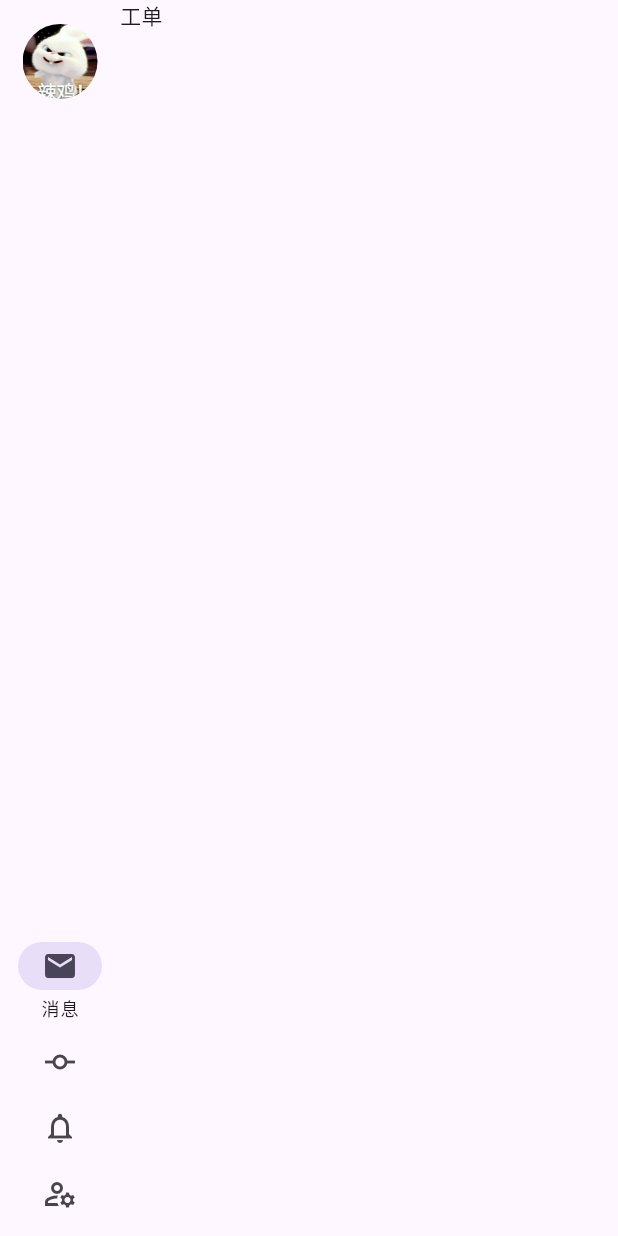
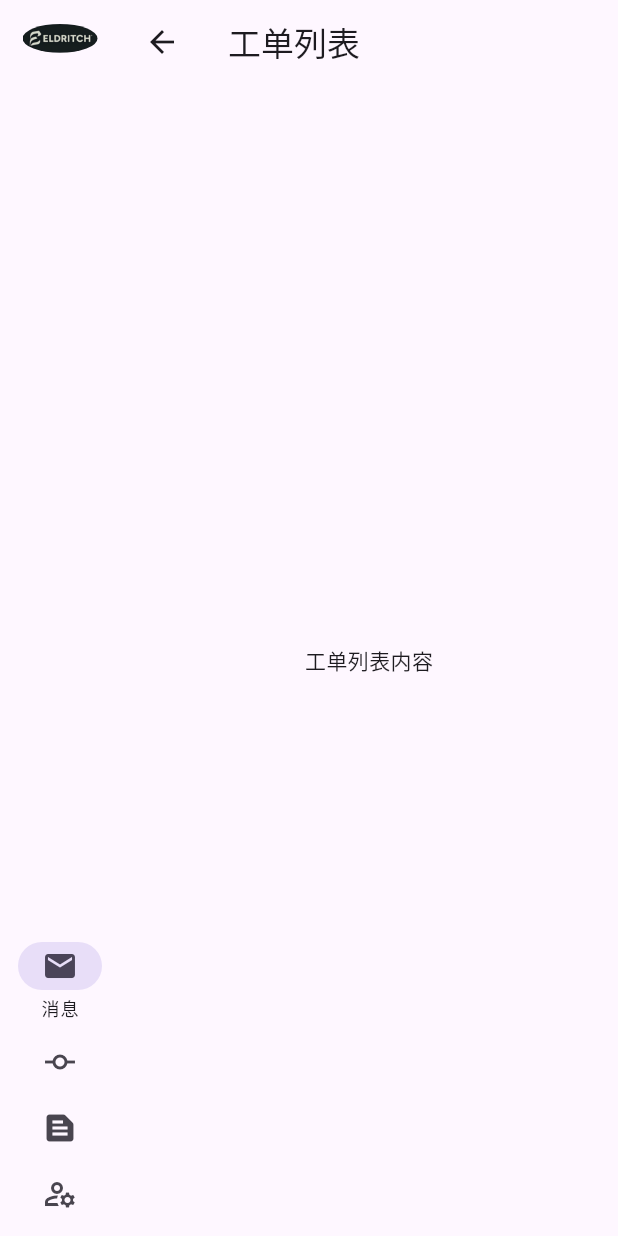
Before and after one commit to Stanley-233/eldritch_frontend, a Flutter app: the HomePage screen opened by its route, swiped to page 2, on a phone screen of 412 x 824 dp. Run offline on Flutter 3.47's test engine with Material 3 defaults, Android fonts, the light colour scheme and no system bars; our stand-ins replace flutter_markdown_plus, shared_preferences; missing offline and left inert: card_settings_ui; accounts and stored records are empty; network calls fail.

Commit message:
feat: order page

```diff
--- a/lib/pages/home_page.dart
+++ b/lib/pages/home_page.dart
@@ -1,5 +1,6 @@
 import 'package:eldritch_frontend/pages/manage_page.dart';
 import 'package:eldritch_frontend/pages/message_list_page.dart';
+import 'package:eldritch_frontend/pages/orders_list_page.dart';
 import 'package:flutter/material.dart';
 
 class HomePage extends StatefulWidget {
@@ -28,7 +29,7 @@ class _FunctionAreaState extends State<HomePage> {
       ),
       NavigationRailDestination(
         selectedIcon: Icon(Icons.notifications),
-        icon: Icon(Icons.notifications_outlined),
+        icon: Icon(Icons.text_snippet),
         label: Text('反馈'),
       ),
       NavigationRailDestination(
@@ -52,7 +53,7 @@ class _FunctionAreaState extends State<HomePage> {
                 onTap: () {
                   //待开发
                 },
-                child: Image.asset('assets/images/stupid_rabbit.jpg')),
+                child: Image.asset('assets/images/logo_rect.png')),
             )
           )
         ),
@@ -74,7 +75,7 @@ class _FunctionAreaState extends State<HomePage> {
               controller: _switchPage,
               children: [
                 MessageListPage(),
-                Text('工单'),
+                OrderListPage(),
                 Text('反馈'),
                 ManagePage(),
               ],
--- /dev/null
+++ b/lib/pages/orders_list_page.dart
@@ -0,0 +1,22 @@
+import 'package:flutter/material.dart';
+
+class OrderListPage extends StatefulWidget {
+  const OrderListPage({super.key});
+
+  @override
+  State<OrderListPage> createState() => _OrderListPageState();
+}
+
+class _OrderListPageState extends State<OrderListPage> {
+  @override
+  Widget build(BuildContext context) {
+    return Scaffold(
+      appBar: AppBar(
+        title: const Text('工单列表'),
+      ),
+      body: Center(
+        child: Text('工单列表内容'),
+      ),
+    );
+  }
+}
```
Also changed, not shown: lib/models/order.dart (+52 -0 lines).
